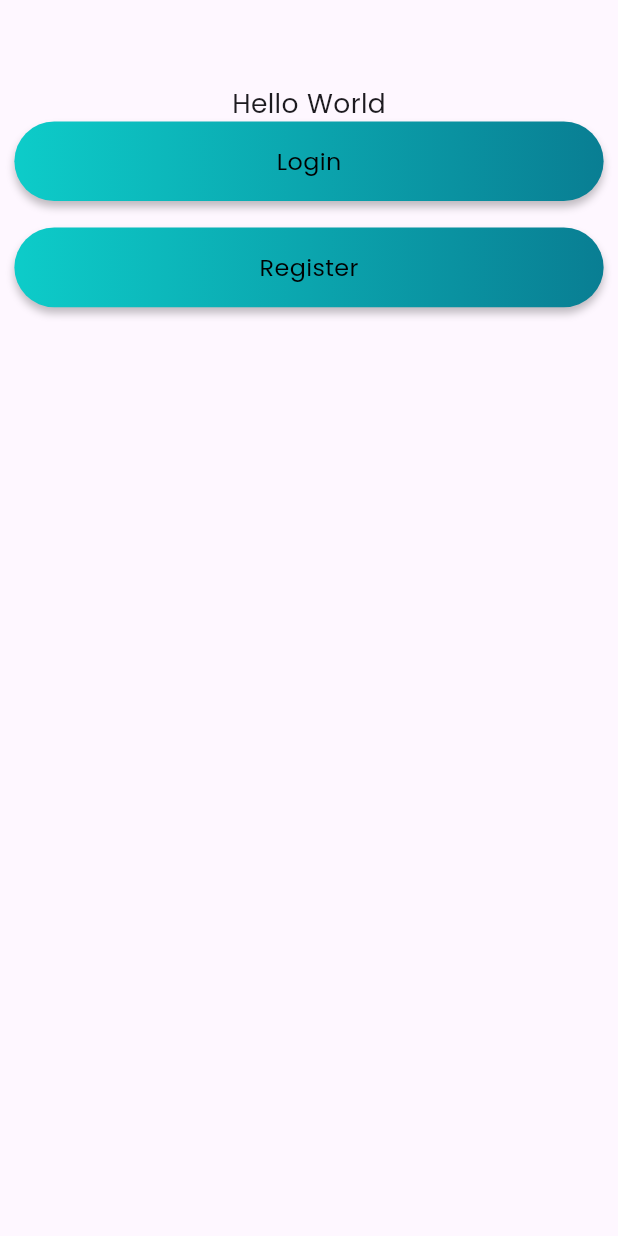
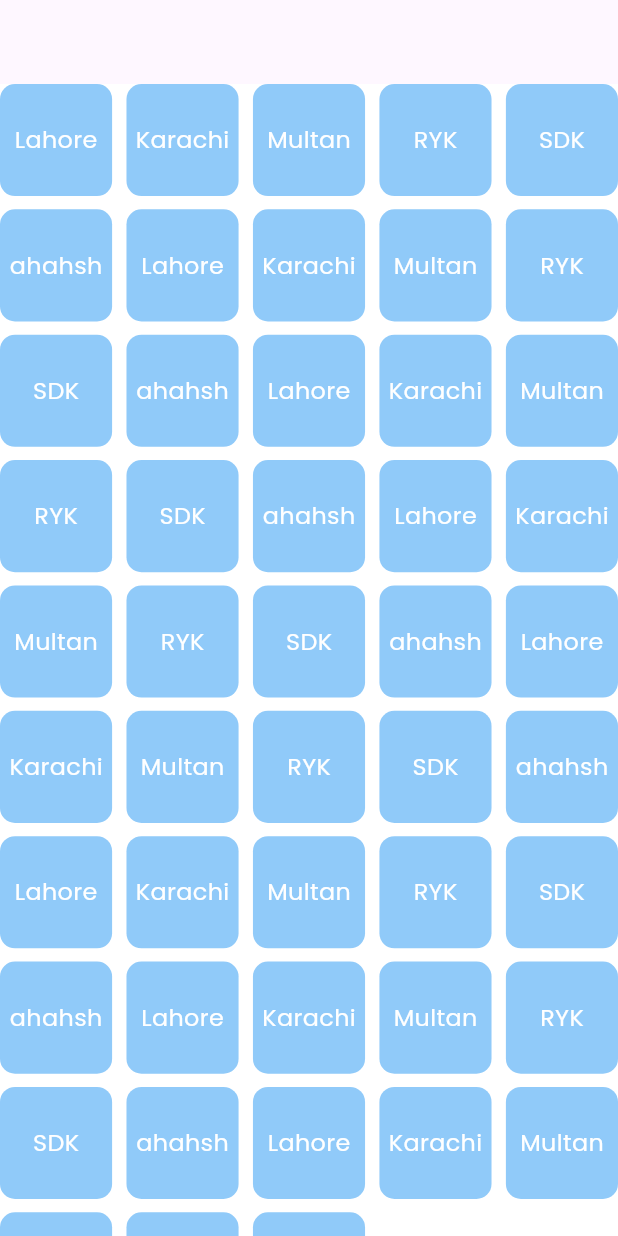
Before and after one commit to MuhShoaib/training_, a Flutter app: the screen it shows after launch, on a phone screen of 412 x 824 dp. Run offline on Flutter 3.47's test engine with Material 3 defaults, Android fonts, the phone set to English and light mode, and no system bars.

Commit message:
list grid

```diff
--- /dev/null
+++ b/lib/list_grid 01_09_2025/list_grid_view.dart
@@ -0,0 +1,155 @@
+import 'package:flutter/material.dart';
+import 'package:training/size.dart';
+
+class ListGridView extends StatelessWidget {
+  const ListGridView({super.key});
+
+  @override
+  Widget build(BuildContext context) {
+    List<String> cities = [
+      "Lahore",
+      "Karachi",
+      "Multan",
+      "RYK",
+      "SDK",
+      "ahahsh",
+      "Lahore",
+      "Karachi",
+      "Multan",
+      "RYK",
+      "SDK",
+      "ahahsh",
+
+      "Lahore",
+      "Karachi",
+      "Multan",
+      "RYK",
+      "SDK",
+      "ahahsh",
+      "Lahore",
+      "Karachi",
+      "Multan",
+      "RYK",
+      "SDK",
+      "ahahsh",
+      "Lahore",
+      "Karachi",
+      "Multan",
+      "RYK",
+      "SDK",
+      "ahahsh",
+      "Lahore",
+      "Karachi",
+      "Multan",
+      "RYK",
+      "SDK",
+      "ahahsh",
+      "Lahore",
+      "Karachi",
+      "Multan",
+      "RYK",
+      "SDK",
+      "ahahsh",
+      "Lahore",
+      "Karachi",
+      "Multan",
+      "RYK",
+      "SDK",
+      "ahahsh",
+    ];
+
+    List<String> even =
+        cities.where((city) {
+          return city.contains("ah");
+        }).toList();
+
+    return Scaffold(
+      backgroundColor: Colors.white,
+      appBar: AppBar(),
+
+      // body: Column(
+      //   children: [
+      //     Expanded(
+      //       child: ListView.builder(
+      //         physics: BouncingScrollPhysics(),
+      //         // scrollDirection: Ac,
+      //         itemCount: 10,
+      //         itemBuilder: (context, index) {
+      //           return ListItem(text: '$index');
+      //         },
+      //       ),
+      //     ),
+      //
+      //
+      //
+      //
+      //
+      //
+      //   ],
+      // ),
+      // body: Column(
+      //   children: [
+      //     // GridView.builder(
+      //     //   physics: BouncingScrollPhysics(),
+      //     //   // scrollDirection: Axis.horizontal,
+      //     //   itemCount: cities.length,
+      //     //   itemBuilder: (context, index) {
+      //     //     return ListItem(text: cities[index]);
+      //     //   }, gridDelegate: SliverGridDelegateWithFixedCrossAxisCount(crossAxisCount: 3)
+      //     // ),
+      //
+      //     // Expanded(
+      //     //   child: ListView.builder(
+      //     //     physics: BouncingScrollPhysics(),
+      //     //     // scrollDirection: Ac,
+      //     //     itemCount: 10,
+      //     //     itemBuilder: (context, index) {
+      //     //       return ListItem(text: '$index');
+      //     //     },
+      //     //   ),
+      //     // ),
+      //   ],
+      // ),
+      body: GridView.builder(
+        physics: BouncingScrollPhysics(),
+        // scrollDirection: Axis.horizontal,
+        itemCount: cities.length,
+        itemBuilder: (context, index) {
+          return ListItem(text: cities[index]);
+        },
+        gridDelegate: SliverGridDelegateWithFixedCrossAxisCount(
+          crossAxisCount: 5,
+          mainAxisSpacing: 10.v,
+          crossAxisSpacing: 10.h,
+          // childAspectRatio: 1,
+        ),
+      ),
+    );
+  }
+}
+
+class ListItem extends StatelessWidget {
+  final String text;
+  const ListItem({super.key, required this.text});
+
+  @override
+  Widget build(BuildContext context) {
+    return Container(
+      height: 100.v,
+      width: 100.h,
+
+      // margin: EdgeInsets.symmetric(horizontal: 10.h, vertical: 10.v),
+      // height: 50,
+      decoration: BoxDecoration(
+        borderRadius: BorderRadius.circular(10),
+        color: Colors.blue.shade200,
+      ),
+      child: Center(
+        child: Text(
+          text,
+          style: TextStyle(color: Colors.white, fontSize: 18.fSize),
+        ),
+      ),
+    );
+  }
+}
--- a/lib/main.dart
+++ b/lib/main.dart
@@ -3,6 +3,7 @@ import 'package:training/size.dart';
 import 'package:training/textfield26_08_2025/page.dart';
 
 import 'buttons27_08_2025/btn.dart';
+import 'list_grid 01_09_2025/list_grid_view.dart';
 
 void main() {
   runApp(MyApp());
@@ -23,7 +24,7 @@ class MyApp extends StatelessWidget {
               theme: ThemeData(fontFamily: "Poppins"),
 
               debugShowCheckedModeBanner: false,
-              home: ButtonsView(),
+              home: ListGridView(),
             ),
           ),
     );
```
Also changed, not shown: lib/buttons27_08_2025/btn.dart (+8 -5 lines).
